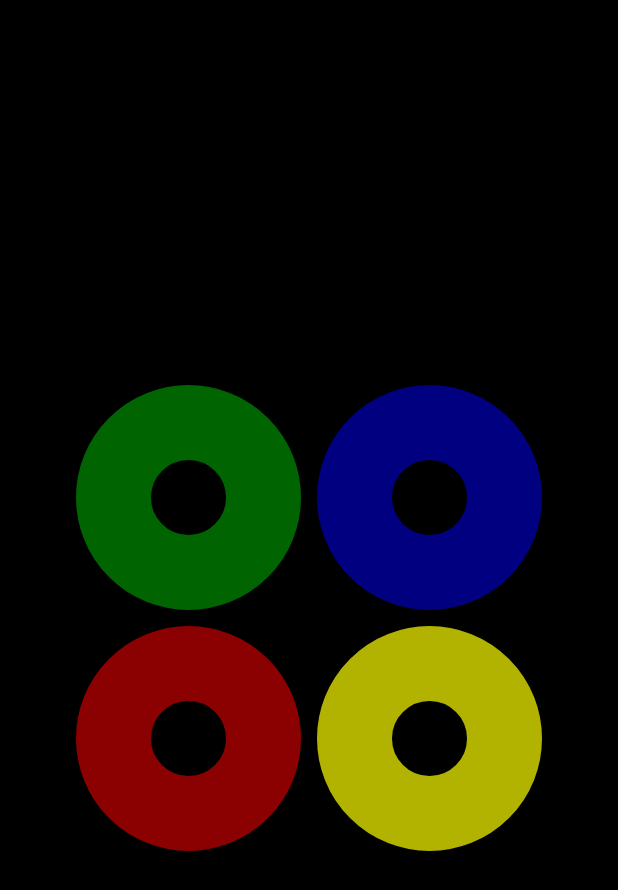
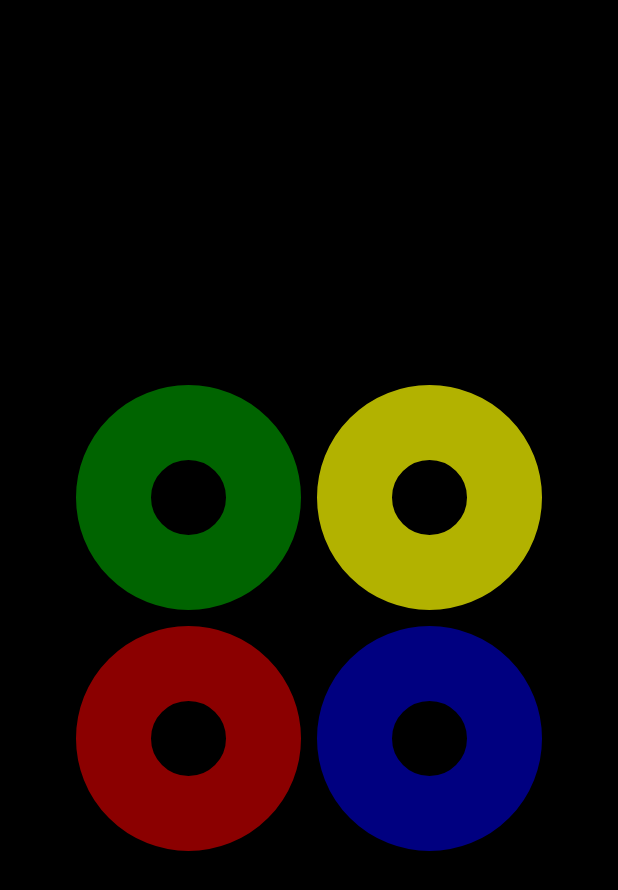
Before and after one commit to LuminaryDoom/Androidhomework7, an Android app: the MainActivity screen opened directly, with no data from a screen before it, on a phone screen of 412 x 824 dp. Shown: the top 890 px of the screen. Run offline under Robolectric (Android 15) with nearby library versions, the phone set to English and light mode, and no system bars.

Commit message:
update to layout

```diff
--- a/app/src/main/res/layout/activity_main.xml
+++ b/app/src/main/res/layout/activity_main.xml
@@ -3,18 +3,20 @@
     xmlns:tools="http://schemas.android.com/tools"
     android:layout_width="match_parent"
     android:layout_height="match_parent"
+    android:layout_centerInParent="true"
     android:background="@color/colorPrimaryDark"
-    tools:context="nyc.c4q.homeworksimonsays.MainActivity"
-    android:layout_centerInParent="true">
+    tools:context="nyc.c4q.homeworksimonsays.MainActivity">
+
     <LinearLayout
         android:layout_width="wrap_content"
         android:layout_height="wrap_content"
         android:layout_centerInParent="true">
+
         <LinearLayout
             android:layout_width="wrap_content"
             android:layout_height="wrap_content"
-        android:orientation="vertical"
-        android:layout_alignParentRight="true">
+            android:layout_alignParentRight="true"
+            android:orientation="vertical">
 
             <Button
                 android:id="@+id/green_button"
@@ -30,38 +32,39 @@
                 android:id="@+id/red_button"
                 android:layout_width="@dimen/button_width"
                 android:layout_height="@dimen/button_height"
+                android:layout_alignParentEnd="true"
+                android:layout_alignParentTop="true"
+                android:layout_margin="5dp"
                 android:background="@drawable/red_button"
-            android:layout_margin="5dp"
-            android:layout_alignParentTop="true"
-            android:layout_alignParentEnd="true"
                 android:onClick="onClickRedButton" />
         </LinearLayout>
 
         <LinearLayout
             android:layout_width="wrap_content"
             android:layout_height="wrap_content"
-        android:orientation="vertical"
-        android:layout_alignParentLeft="true">
+            android:layout_alignParentLeft="true"
+            android:orientation="vertical">
+
+
+            <Button
+                android:id="@+id/yellow_button"
+                android:layout_width="@dimen/button_width"
+                android:layout_height="@dimen/button_height"
+                android:layout_alignParentBottom="true"
+                android:layout_alignParentEnd="true"
+                android:layout_margin="5dp"
+                android:background="@drawable/yellow_button"
+                android:onClick="onClickYellowButton" />
 
             <Button
                 android:id="@+id/blue_button"
                 android:layout_width="@dimen/button_width"
                 android:layout_height="@dimen/button_height"
-            android:background="@drawable/blue_button"
-            android:layout_margin="5dp"
                 android:layout_alignParentBottom="true"
                 android:layout_alignParentStart="true"
+                android:layout_margin="5dp"
+                android:background="@drawable/blue_button"
                 android:onClick="onClickBlueButton" />
-
-        <Button
-            android:id="@+id/yellow_button"
-            android:layout_width="@dimen/button_width"
-            android:layout_height="@dimen/button_height"
-            android:background="@drawable/yellow_button"
-            android:layout_margin="5dp"
-            android:layout_alignParentBottom="true"
-            android:layout_alignParentEnd="true"
-            android:onClick="onClickYellowButton" />
         </LinearLayout>
     </LinearLayout>
 
@@ -69,9 +72,9 @@
         android:id="@+id/textView2"
         android:layout_width="wrap_content"
         android:layout_height="wrap_content"
-        android:text="TextView"
         android:layout_centerHorizontal="true"
-        android:layout_centerVertical="true" />
+        android:layout_centerVertical="true"
+        android:text="TextView" />
 
 
 </RelativeLayout>
```
Also changed, not shown: app/src/main/res/layout/start_game.xml (+18 -23 lines). Lines whose indentation alone changed are shown as unchanged.
